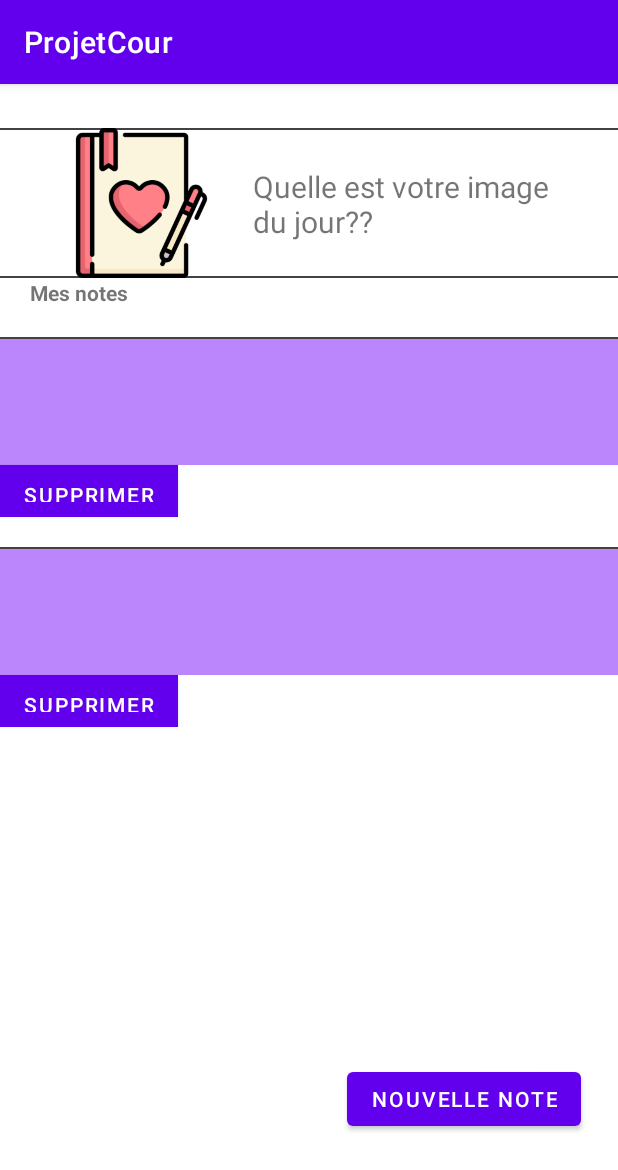
After one commit to kGUILLOT/ProjetCour, an Android app: the PrincipalActivity screen opened directly, with no data from a screen before it, on a phone screen of 412 x 824 dp. The commit adds this screen. Shown: the top 1170 px of the screen. Run offline under Robolectric (Android 15) with nearby library versions, the phone set to English and light mode, and no system bars; our stand-ins replace Room's generated code.

Commit message:
bonne avancé

```diff
--- a/app/src/main/AndroidManifest.xml
+++ b/app/src/main/AndroidManifest.xml
@@ -16,6 +16,12 @@
             android:name=".AgendaActivity"
             android:exported="false" />
         <activity
+            android:name=".NewNoteActivity"
+            android:exported="false" />
+        <activity
+            android:name=".PrincipalActivity"
+            android:exported="false" />
+        <activity
             android:name=".MainActivity"
             android:exported="true">
             <intent-filter>
--- a/app/src/main/java/com/example/projetcour/Constants.kt
+++ b/app/src/main/java/com/example/projetcour/Constants.kt
@@ -1,3 +1,5 @@
 package com.example.projetcour
 
+import com.example.projetcour.database.notes.Notes
+
 const val DATABASE_NAME = "my_notes"
--- a/app/src/main/java/com/example/projetcour/DataManager.kt
+++ b/app/src/main/java/com/example/projetcour/DataManager.kt
@@ -1,12 +1,16 @@
 package com.example.projetcour
 
 import com.example.projetcour.database.AppDatabase
+import com.example.projetcour.database.notes.Notes
 
 
 object DataManager {
-
+    lateinit var db : AppDatabase
     var avatar: Int? = null
     var connexion: Int? = null
-    lateinit var db : AppDatabase
+    var mood: String? = null
+    lateinit var listeNotes : MutableList<Notes>
+
+
 
 }
--- /dev/null
+++ b/app/src/main/java/com/example/projetcour/PrincipalActivity.kt
@@ -0,0 +1,138 @@
+package com.example.projetcour
+
+import android.content.Intent
+import androidx.appcompat.app.AppCompatActivity
+import android.os.Bundle
+import android.util.Log
+import android.view.LayoutInflater
+import android.view.View
+import android.view.ViewGroup
+import android.widget.Button
+import android.widget.EditText
+import android.widget.ListAdapter
+import android.widget.TextView
+import androidx.lifecycle.LiveData
+import androidx.lifecycle.MutableLiveData
+import androidx.recyclerview.widget.RecyclerView
+import androidx.room.Room
+import com.example.projetcour.DATABASE_NAME
+import com.example.projetcour.DataManager
+import com.example.projetcour.DataManager.listeNotes
+import com.example.projetcour.R
+import com.example.projetcour.database.AppDatabase
+import com.example.projetcour.database.notes.Notes
+import kotlinx.coroutines.CoroutineScope
+import kotlinx.coroutines.Dispatchers
+import kotlinx.coroutines.launch
+
+class PrincipalActivity : AppCompatActivity() {
+    private lateinit var monRecyclerView: RecyclerView
+
+
+    override fun onCreate(savedInstanceState: Bundle?) {
+        super.onCreate(savedInstanceState)
+        setContentView(R.layout.principal)
+
+
+        listeNotes= mutableListOf()
+       // initObservers()
+        recupererNotes()
+        monRecyclerView = findViewById(R.id.mon_recycler)
+        monRecyclerView.adapter = CustomAdapter(listeNotes)
+    }
+
+    override fun onStart() {
+        super.onStart()
+        var activity=findViewById<Button>(R.id.bouton_nouveau)
+        activity.setOnClickListener {
+            var intent=Intent(this,NewNoteActivity::class.java)
+            startActivity(intent)
+        }
+    }
+
+    //bd
+    val notesChanges: MutableLiveData<MutableList<Notes>> by lazy {
+        MutableLiveData<MutableList<Notes>>()
+    }
+
+
+    private fun initObservers() {
+        notesChanges.observe(
+            this
+        ) {
+            findViewById<Button>(R.id.bouton_database).text = it.toString()
+            listeNotes.clear()
+            listeNotes.addAll(notesChanges.value!!)
+        }
+    }
+
+
+
+    private fun recupererNotes() {
+    listeNotes.clear()
+        CoroutineScope(Dispatchers.IO).launch {
+            DataManager.db.noteDao().getAll().forEach {
+
+                Log.d("Suivi", "le titre est " +it.titre + " a le message +" + it.contenu+ " et a une cat "+it.categorie)
+                listeNotes.add(it)
+
+            }
+            notesChanges.postValue(listeNotes)
+        }
+    }
+
+
+
+    private fun saveNewNote() {
+        CoroutineScope(Dispatchers.IO).launch {
+            DataManager.db.noteDao().insertAll(
+                Notes(
+                    findViewById<EditText>(R.id.titre).text.toString(),
+                    findViewById<EditText>(R.id.contenu).text.toString(),
+                    findViewById<EditText>(R.id.categorie).text.toString()
+                )
+            )
+        }
+    }
+    private fun deleteNote(notes: Notes) {
+        CoroutineScope(Dispatchers.IO).launch {
+            DataManager.db.noteDao().delete(
+                Notes(
+                    findViewById<EditText>(R.id.titre).text.toString(),
+                    findViewById<EditText>(R.id.contenu).text.toString(),
+                    findViewById<EditText>(R.id.categorie).text.toString()
+                )
+            )
+        }
+    }
+}
+
+class CustomAdapter(private val dataSet: List<Notes>) :
+    RecyclerView.Adapter<CustomAdapter.ViewHolder>() {
+
+    class ViewHolder(view: View) : RecyclerView.ViewHolder(view) {
+        val textView: TextView
+        val textView2: TextView
+
+        init {
+            textView = view.findViewById(R.id.titre)
+            textView2=view.findViewById(R.id.contenu)
+        }
+    }
+
+    override fun onCreateViewHolder(viewGroup: ViewGroup, viewType: Int): ViewHolder {
+        val view = LayoutInflater.from(viewGroup.context)
+            .inflate(R.layout.note, viewGroup, false)
+        return ViewHolder(view)
+    }
+
+    override fun onBindViewHolder(viewHolder: ViewHolder, position: Int) {
+        viewHolder.textView.text = dataSet[position].titre
+        viewHolder.textView2.text = dataSet[position].contenu
+
+    }
+
+    override fun getItemCount() = dataSet.size
+
+
+}
--- a/app/src/main/java/com/example/projetcour/database/notes/Notes.kt
+++ b/app/src/main/java/com/example/projetcour/database/notes/Notes.kt
@@ -9,7 +9,7 @@ import androidx.room.PrimaryKey
  * également le nom des colonnes avec @ColumnInfo(name = "first_name")
  */
 @Entity
-data class Notes(val titre: String, val contenu: String){
+data class Notes(val titre: String, val contenu: String,val categorie : String? =null){
     @PrimaryKey(autoGenerate = true)
     var id = 0
 }
--- /dev/null
+++ b/app/src/main/res/layout/note.xml
@@ -0,0 +1,52 @@
+<?xml version="1.0" encoding="utf-8"?>
+<LinearLayout xmlns:android="http://schemas.android.com/apk/res/android"
+    android:layout_width="match_parent"
+    android:layout_height="120dp"
+    android:layout_marginVertical="10dp"
+    android:orientation="vertical"
+   >
+
+    <View
+        android:id="@+id/sepnote"
+        android:layout_width="match_parent"
+        android:layout_height="1dp"
+        android:background="@color/cardview_dark_background"
+
+      />
+
+    <TextView
+        android:id="@+id/titre"
+        android:layout_width="match_parent"
+        android:layout_height="0dp"
+        android:text="Item"
+        android:background="@color/purple_200"
+        android:gravity="center_vertical"
+        android:paddingStart="10dp"
+        android:textSize="28sp"
+        android:textStyle="bold"
+        android:layout_weight="2"
+        />
+
+    <TextView
+        android:id="@+id/contenu"
+        android:layout_width="match_parent"
+        android:layout_height="0dp"
+        android:text="Le contenu"
+        android:background="@color/purple_200"
+        android:gravity="center_vertical"
+        android:paddingStart="10dp"
+        android:textSize="20sp"
+        android:layout_weight="3"/>
+    <Button
+        android:layout_width="wrap_content"
+        android:layout_height="0dp"
+        android:background="@color/red"
+        android:text="Supprimer"
+        android:layout_weight="2"
+        android:id="@+id/supprimer"/>
+
+
+
+
+
+</LinearLayout>
--- /dev/null
+++ b/app/src/main/res/layout/principal.xml
@@ -0,0 +1,101 @@
+<?xml version="1.0" encoding="utf-8"?>
+<androidx.constraintlayout.widget.ConstraintLayout xmlns:android="http://schemas.android.com/apk/res/android"
+    xmlns:app="http://schemas.android.com/apk/res-auto"
+    xmlns:tools="http://schemas.android.com/tools"
+    android:layout_width="match_parent"
+    android:layout_height="match_parent"
+    tools:context=".MainActivity">
+    <androidx.constraintlayout.widget.Guideline
+        android:id="@+id/guideh"
+        android:layout_width="0dp"
+        android:layout_height="match_parent"
+        android:orientation="horizontal"
+        app:layout_constraintGuide_percent="0.85"/>
+    <androidx.constraintlayout.widget.Guideline
+        android:id="@+id/guidev"
+        android:layout_width="0dp"
+        android:layout_height="match_parent"
+        android:orientation="vertical"
+        app:layout_constraintGuide_percent="0.5"/>
+
+    <View
+        android:id="@+id/sep1"
+        android:layout_width="match_parent"
+        android:layout_height="1dp"
+        android:background="@color/cardview_dark_background"
+        app:layout_constraintStart_toStartOf="@id/image_jour"
+        app:layout_constraintTop_toTopOf="@id/image_jour"
+        app:layout_constraintEnd_toEndOf="@id/image_jour"/>
+    <View
+        android:id="@+id/sep2"
+        android:layout_width="match_parent"
+        android:layout_height="1dp"
+        android:background="@color/cardview_dark_background"
+        app:layout_constraintStart_toStartOf="@id/image_jour"
+        app:layout_constraintBottom_toBottomOf="@id/image_jour"
+        app:layout_constraintEnd_toEndOf="@id/image_jour"/>
+    <LinearLayout
+        android:id="@+id/image_jour"
+        android:layout_width="0dp"
+        android:layout_height="100dp"
+        android:layout_margin="20dp"
+        android:orientation="horizontal"
+        app:layout_constraintBottom_toTopOf="@id/mon_recycler"
+        app:layout_constraintEnd_toEndOf="parent"
+        app:layout_constraintStart_toStartOf="parent"
+        app:layout_constraintTop_toTopOf="parent">
+
+        <ImageView
+            android:layout_width="0dp"
+            android:layout_height="100dp"
+            android:layout_weight="2"
+            android:src="@drawable/category_love" />
+
+        <TextView
+            android:layout_width="0dp"
+            android:layout_height="wrap_content"
+            android:layout_weight="3"
+            android:layout_marginTop="25dp"
+            android:text="Quelle est votre image du jour??"
+            android:textSize="20sp"/>
+
+    </LinearLayout>
+    <TextView
+        android:layout_width="wrap_content"
+        android:layout_height="wrap_content"
+        android:text="Mes notes"
+        android:id="@+id/notes"
+        app:layout_constraintTop_toBottomOf="@id/image_jour"
+        app:layout_constraintStart_toStartOf="parent"
+        app:layout_constraintBottom_toTopOf="@id/mon_recycler"
+        android:layout_marginStart="20dp"
+        android:textStyle="bold"/>
+    <androidx.recyclerview.widget.RecyclerView
+        android:layout_marginVertical="10dp"
+
+        android:id="@+id/mon_recycler"
+        android:layout_width="0dp"
+        android:layout_height="0dp"
+        app:layoutManager="androidx.recyclerview.widget.LinearLayoutManager"
+        app:layout_constraintBottom_toBottomOf="parent"
+        app:layout_constraintHorizontal_bias="0.0"
+        app:layout_constraintLeft_toLeftOf="parent"
+        app:layout_constraintRight_toRightOf="parent"
+        app:layout_constraintTop_toBottomOf="@id/notes"
+        app:layout_constraintVertical_bias="0.0"
+        tools:itemCount="50"
+
+        tools:listitem="@layout/note" />
+    <Button
+        android:layout_width="wrap_content"
+        android:layout_height="wrap_content"
+        android:id="@+id/bouton_nouveau"
+        android:text="nouvelle note"
+        app:layout_constraintEnd_toEndOf="parent"
+        app:layout_constraintTop_toBottomOf="@id/guideh"
+        app:layout_constraintStart_toStartOf="@id/guidev"/>
+
+
+
+
+</androidx.constraintlayout.widget.ConstraintLayout>
--- a/app/src/main/res/values/colors.xml
+++ b/app/src/main/res/values/colors.xml
@@ -7,4 +7,5 @@
     <color name="teal_700">#FF018786</color>
     <color name="black">#FF000000</color>
     <color name="white">#FFFFFFFF</color>
+    <color name="red">#F40707</color>
 </resources>
```
Also changed, not shown: app/src/main/java/com/example/projetcour/MainActivity.kt (+20 -50 lines), app/src/main/java/com/example/projetcour/NewNoteActivity.kt (added, +91 -0 lines), app/src/main/res/layout/ajout_note.xml (renamed from app/src/main/res/layout/database.xml, +19 -7 lines).
